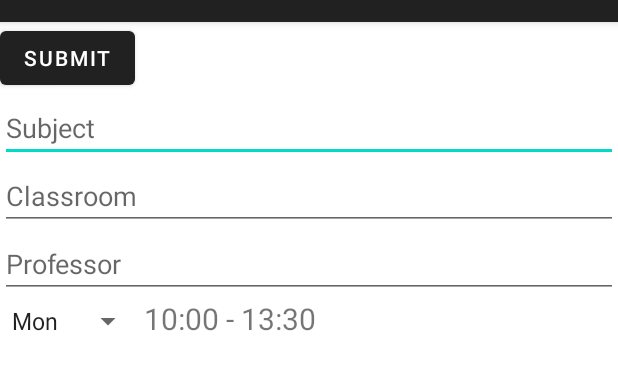
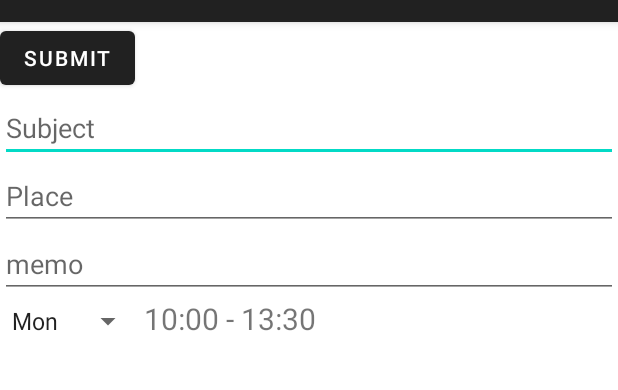
Before and after one commit to raziru/gradlefiles, an Android app: the EventEditActivity screen opened directly, with no data from a screen before it, on a phone screen of 412 x 824 dp, the part 62-452 px from its top. Run offline under Robolectric (Android 15) with nearby library versions, the light colour scheme and no system bars; libraries missing offline, so code that uses them is left out: com.github.tlaabs.timetableview; 4 statements that could not run were skipped.

Commit message:
09-18 21:24

```diff
--- a/app/src/main/java/com/example/myapplicationdkdkdkdk/Event.java
+++ /dev/null
@@ -1,4 +0,0 @@
-package com.example.myapplicationdkdkdkdk;
-
-public class Event {
-}
--- a/app/src/main/java/com/example/myapplicationdkdkdkdk/EventEditActivity.java
+++ b/app/src/main/java/com/example/myapplicationdkdkdkdk/EventEditActivity.java
@@ -30,8 +30,8 @@ public class EventEditActivity extends AppCompatActivity implements View.OnClick
     private Button deleteBtn;
     private Button submitBtn;
     private EditText subjectEdit;
-    private EditText classroomEdit;
-    private EditText professorEdit;
+    private EditText placeEdit;
+    private EditText memoEdit;
     private Spinner daySpinner;
     private TextView startTv;
     private TextView endTv;
@@ -54,8 +54,8 @@ public class EventEditActivity extends AppCompatActivity implements View.OnClick
         deleteBtn = findViewById(R.id.delete_btn);
         submitBtn = findViewById(R.id.submit_btn);
         subjectEdit = findViewById(R.id.subject_edit);
-        classroomEdit = findViewById(R.id.classroom_edit);
-        professorEdit = findViewById(R.id.professor_edit);
+        placeEdit = findViewById(R.id.place);
+        memoEdit = findViewById(R.id.memo);
         daySpinner = findViewById(R.id.day_spinner);
         startTv = findViewById(R.id.start_time);
         endTv = findViewById(R.id.end_time);
@@ -97,7 +97,7 @@ public class EventEditActivity extends AppCompatActivity implements View.OnClick
         startTv.setOnClickListener(new View.OnClickListener() {
             @Override
             public void onClick(View v) {
-                TimePickerDialog dialog = new TimePickerDialog(context,listener,schedule.getStartTime().getHour(), schedule.getStartTime().getMinute(), false);
+                TimePickerDialog dialog = new TimePickerDialog(context,0,listener,schedule.getStartTime().getHour(), schedule.getStartTime().getMinute(), false);
                 dialog.show();
             }
 
@@ -113,7 +113,7 @@ public class EventEditActivity extends AppCompatActivity implements View.OnClick
         endTv.setOnClickListener(new View.OnClickListener() {
             @Override
             public void onClick(View v) {
-                TimePickerDialog dialog = new TimePickerDialog(context,listener,schedule.getEndTime().getHour(), schedule.getEndTime().getMinute(), false);
+                TimePickerDialog dialog = new TimePickerDialog(context,0,listener,schedule.getEndTime().getHour(), schedule.getEndTime().getMinute(), false);
                 dialog.show();
             }
 
@@ -168,14 +168,14 @@ public class EventEditActivity extends AppCompatActivity implements View.OnClick
         ArrayList<Schedule> schedules = (ArrayList<Schedule>)i.getSerializableExtra("schedules");
         schedule = schedules.get(0);
         subjectEdit.setText(schedule.getClassTitle());
-        classroomEdit.setText(schedule.getClassPlace());
-        professorEdit.setText(schedule.getProfessorName());
+        placeEdit.setText(schedule.getClassPlace());
+        memoEdit.setText(schedule.getProfessorName());
         daySpinner.setSelection(schedule.getDay());
     }
 
     private void inputDataProcessing(){
         schedule.setClassTitle(subjectEdit.getText().toString());
-        schedule.setClassPlace(classroomEdit.getText().toString());
-        schedule.setProfessorName(professorEdit.getText().toString());
+        schedule.setClassPlace(placeEdit.getText().toString());
+        schedule.setProfessorName(memoEdit.getText().toString());
     }
 }
--- a/app/src/main/java/com/example/myapplicationdkdkdkdk/MainActivity.java
+++ b/app/src/main/java/com/example/myapplicationdkdkdkdk/MainActivity.java
@@ -9,6 +9,7 @@ import android.os.Bundle;
 import android.view.View;
 import android.widget.Button;
 import android.widget.Toast;
+
 
 import androidx.annotation.Nullable;
 import androidx.appcompat.app.AppCompatActivity;
@@ -33,7 +34,6 @@ public class MainActivity extends AppCompatActivity implements View.OnClickListe
     protected void onCreate(Bundle savedInstanceState) {
         super.onCreate(savedInstanceState);
         setContentView(R.layout.activity_main);
-
         init();
     }
 
@@ -45,7 +45,11 @@ public class MainActivity extends AppCompatActivity implements View.OnClickListe
         loadBtn = findViewById(R.id.load_btn);
 
         timetable = findViewById(R.id.timetable);
+        timetable.setHeaderHighlight(1);
         timetable.setHeaderHighlight(2);
+        timetable.setHeaderHighlight(3);
+        timetable.setHeaderHighlight(4);
+        timetable.setHeaderHighlight(5);
         initView();
     }
 
--- a/app/src/main/res/layout/activity_event_edit.xml
+++ b/app/src/main/res/layout/activity_event_edit.xml
@@ -5,7 +5,7 @@
     android:layout_width="match_parent"
     android:layout_height="match_parent"
     android:orientation="vertical"
-    tools:context=".EditActivity">
+    tools:context=".EventEditActivity">
 
     <include layout="@layout/edit_appbar" />
 
@@ -21,16 +21,16 @@
             android:hint="Subject" />
 
         <EditText
-            android:id="@+id/classroom_edit"
+            android:id="@+id/place"
             android:layout_width="match_parent"
             android:layout_height="wrap_content"
-            android:hint="Classroom" />
+            android:hint="Place" />
 
         <EditText
-            android:id="@+id/professor_edit"
+            android:id="@+id/memo"
             android:layout_width="match_parent"
             android:layout_height="wrap_content"
-            android:hint="Professor" />
+            android:hint="memo" />
 
         <include layout="@layout/time_box"/>
 
--- a/app/src/main/res/layout/activity_main.xml
+++ b/app/src/main/res/layout/activity_main.xml
@@ -55,11 +55,11 @@ tools:context=".MainActivity">
         android:id="@+id/fab"
         android:layout_width="wrap_content"
         android:layout_height="wrap_content"
-
+        android:layout_gravity="bottom|right"
+        android:layout_margin="10dp"
         android:contentDescription="@string/submit"
-        android:layout_gravity="bottom|right"
         android:onClick="gameCheckAction"
-        android:layout_margin="10dp"/>
+        android:src="@android:drawable/btn_star_big_on" />
 
 </FrameLayout>
 
--- a/app/src/main/res/values/strings.xml
+++ b/app/src/main/res/values/strings.xml
@@ -28,8 +28,6 @@
         <item >Wed</item>
         <item >Thu</item>
         <item >Fri</item>
-        <item >Sat</item>
-        <item >Sun</item>
     </string-array>
 
     <color name="snow">#eee9e9</color>
```
Also changed, not shown: app/src/main/java/com/example/myapplicationdkdkdkdk/EventAdapter.java (deleted, +0 -8 lines).
